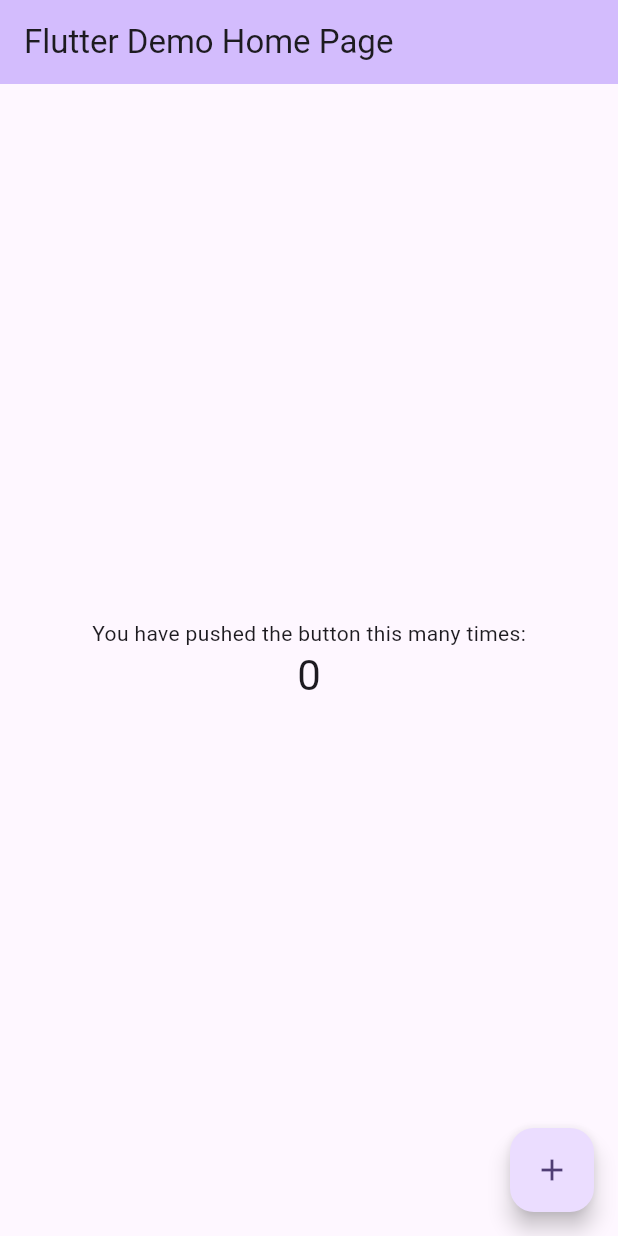
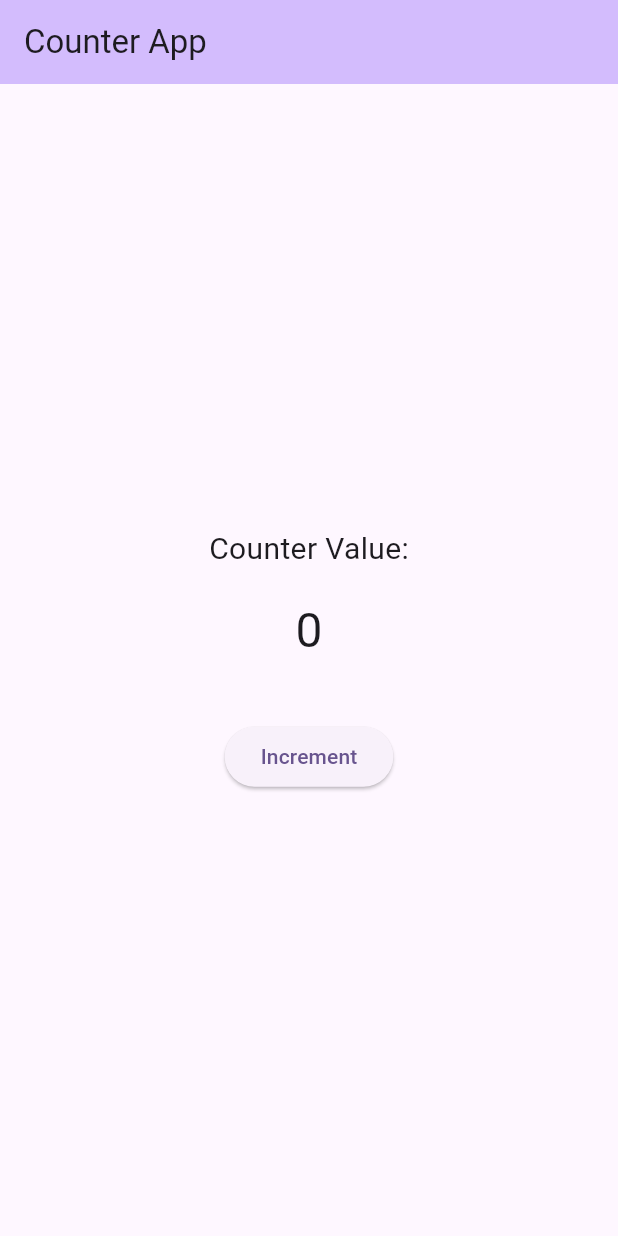
Before and after one commit to phitly/cw1v3, a Flutter app: the screen it shows after launch, on a phone screen of 412 x 824 dp. Run offline on Flutter 3.47's test engine with Material 3 defaults, Android fonts, the phone set to English and light mode, and no system bars.

Commit message:
task 1 coutner

```diff
--- a/lib/main.dart
+++ b/lib/main.dart
@@ -11,41 +11,17 @@
   @override
   Widget build(BuildContext context) {
     return MaterialApp(
-      title: 'Flutter Demo',
+      title: 'Counter App',
       theme: ThemeData(
-        // This is the theme of your application.
-        //
-        // TRY THIS: Try running your application with "flutter run". You'll see
-        // the application has a purple toolbar. Then, without quitting the app,
-        // try changing the seedColor in the colorScheme below to Colors.green
-        // and then invoke "hot reload" (save your changes or press the "hot
-        // reload" button in a Flutter-supported IDE, or press "r" if you used
-        // the command line to start the app).
-        //
-        // Notice that the counter didn't reset back to zero; the application
-        // state is not lost during the reload. To reset the state, use hot
-        // restart instead.
-        //
-        // This works for code too, not just values: Most code changes can be
-        // tested with just a hot reload.
         colorScheme: ColorScheme.fromSeed(seedColor: Colors.deepPurple),
       ),
-      home: const MyHomePage(title: 'Flutter Demo Home Page'),
+      home: const MyHomePage(title: 'Counter App'),
     );
   }
 }
 
 class MyHomePage extends StatefulWidget {
   const MyHomePage({super.key, required this.title});
-
-  // This widget is the home page of your application. It is stateful, meaning
-  // that it has a State object (defined below) that contains fields that affect
-  // how it looks.
-
-  // This class is the configuration for the state. It holds the values (in this
-  // case the title) provided by the parent (in this case the App widget) and
-  // used by the build method of the State. Fields in a Widget subclass are
-  // always marked "final".
 
   final String title;
 
@@ -58,65 +34,38 @@
 
   void _incrementCounter() {
     setState(() {
-      // This call to setState tells the Flutter framework that something has
-      // changed in this State, which causes it to rerun the build method below
-      // so that the display can reflect the updated values. If we changed
-      // _counter without calling setState(), then the build method would not be
-      // called again, and so nothing would appear to happen.
       _counter++;
     });
   }
 
   @override
   Widget build(BuildContext context) {
-    // This method is rerun every time setState is called, for instance as done
-    // by the _incrementCounter method above.
-    //
-    // The Flutter framework has been optimized to make rerunning build methods
-    // fast, so that you can just rebuild anything that needs updating rather
-    // than having to individually change instances of widgets.
     return Scaffold(
       appBar: AppBar(
-        // TRY THIS: Try changing the color here to a specific color (to
-        // Colors.amber, perhaps?) and trigger a hot reload to see the AppBar
-        // change color while the other colors stay the same.
         backgroundColor: Theme.of(context).colorScheme.inversePrimary,
-        // Here we take the value from the MyHomePage object that was created by
-        // the App.build method, and use it to set our appbar title.
         title: Text(widget.title),
       ),
       body: Center(
-        // Center is a layout widget. It takes a single child and positions it
-        // in the middle of the parent.
         child: Column(
-          // Column is also a layout widget. It takes a list of children and
-          // arranges them vertically. By default, it sizes itself to fit its
-          // children horizontally, and tries to be as tall as its parent.
-          //
-          // Column has various properties to control how it sizes itself and
-          // how it positions its children. Here we use mainAxisAlignment to
-          // center the children vertically; the main axis here is the vertical
-          // axis because Columns are vertical (the cross axis would be
-          // horizontal).
-          //
-          // TRY THIS: Invoke "debug painting" (choose the "Toggle Debug Paint"
-          // action in the IDE, or press "p" in the console), to see the
-          // wireframe for each widget.
           mainAxisAlignment: MainAxisAlignment.center,
           children: <Widget>[
-            const Text('You have pushed the button this many times:'),
+            const Text(
+              'Counter Value:',
+              style: TextStyle(fontSize: 20),
+            ),
+            const SizedBox(height: 20),
             Text(
               '$_counter',
-              style: Theme.of(context).textTheme.headlineMedium,
+              style: Theme.of(context).textTheme.headlineLarge,
+            ),
+            const SizedBox(height: 40),
+            ElevatedButton(
+              onPressed: _incrementCounter,
+              child: const Text('Increment'),
             ),
           ],
         ),
       ),
-      floatingActionButton: FloatingActionButton(
-        onPressed: _incrementCounter,
-        tooltip: 'Increment',
-        child: const Icon(Icons.add),
-      ), // This trailing comma makes auto-formatting nicer for build methods.
     );
   }
 }
```
